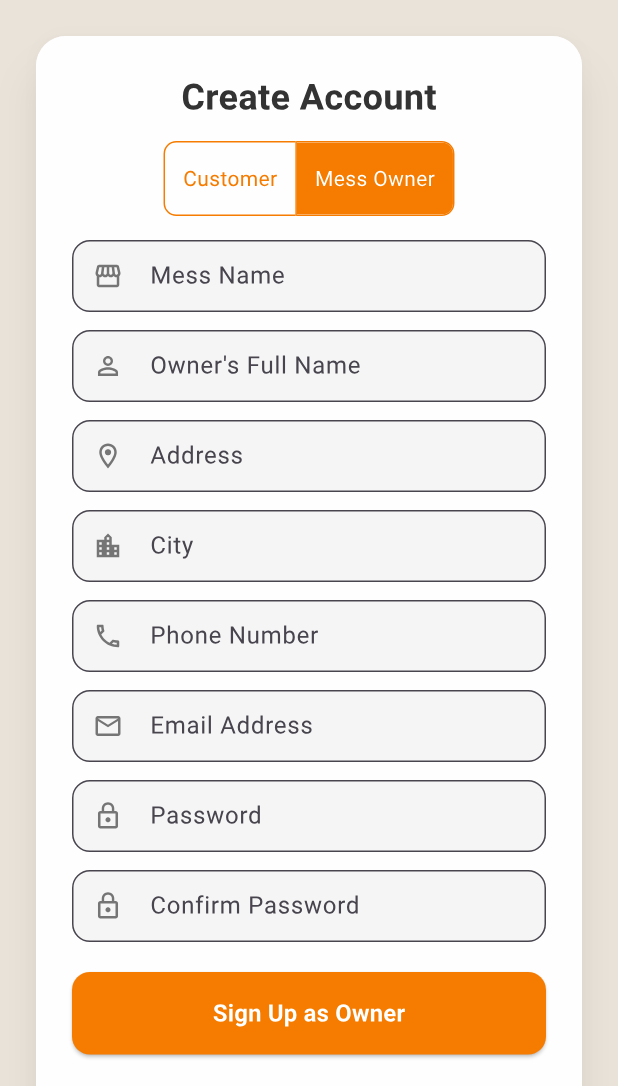
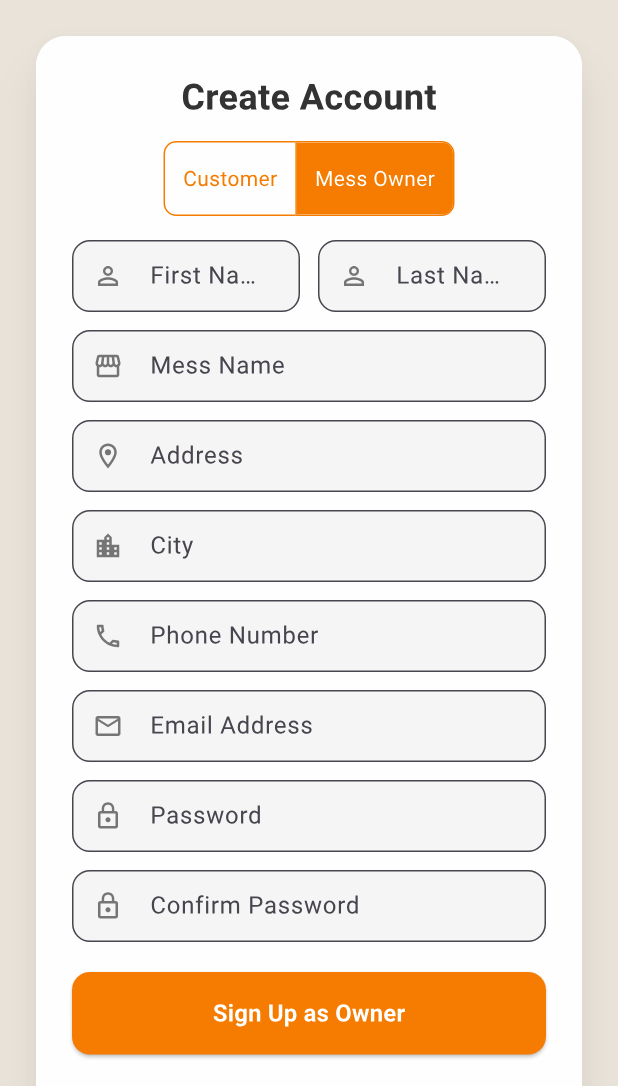
Before and after one commit to DevTamakuwala/daily-dine-pro-flutter, a Flutter app: the AuthScreen screen opened directly, after a tap on "Don't have an account? Sign Up", after a tap on "Mess Owner", on a phone screen of 412 x 824 dp, the part 150-1236 px from its top. Run offline on Flutter 3.47's test engine with Material 3 defaults, Android fonts, the phone set to English and light mode, and no system bars; our stand-ins replace shared_preferences; missing offline and left inert: encrypt, pointycastle; accounts and stored records are empty; network calls fail; Roboto replaces fonts that are missing (Poppins).

```diff
--- a/lib/Screens/Auth/login_form.dart
+++ b/lib/Screens/Auth/login_form.dart
@@ -10,7 +10,7 @@ import '../../credentials/api_url.dart';
 import '../../widgets/build_flip_button.dart';
 import '../../widgets/build_submit_button.dart';
 import '../../widgets/build_text_form_field.dart';
-import '../mess_dashboard_screen.dart';
+import '../user/mess_owner/mess_dashboard_screen.dart';
 import 'forgot_password_screen.dart';
 
 class LoginForm extends StatefulWidget {
--- a/lib/Screens/Auth/sign_up_form.dart
+++ b/lib/Screens/Auth/sign_up_form.dart
@@ -31,7 +31,8 @@ class _SignupFormState extends State<SignupForm> {
 
   // Mess Owner Controllers
   final _messNameController = TextEditingController();
-  final _ownerNameController = TextEditingController();
+  final _ownerFirstNameController = TextEditingController();
+  final _ownerLastNameController = TextEditingController();
   final _addressController = TextEditingController();
   final _cityController = TextEditingController();
   final _ownerPasswordController = TextEditingController();
@@ -51,7 +52,8 @@ class _SignupFormState extends State<SignupForm> {
   @override
   void dispose() {
     _messNameController.dispose();
-    _ownerNameController.dispose();
+    _ownerFirstNameController.dispose();
+    _ownerLastNameController.dispose();
     _addressController.dispose();
     _cityController.dispose();
     _signupPhoneController.dispose();
@@ -126,17 +128,32 @@ class _SignupFormState extends State<SignupForm> {
         key: const ValueKey('messOwnerForm'),
         mainAxisSize: MainAxisSize.min,
         children: [
+          Row(
+            children: [
+              Expanded(
+                child: buildTextFormField(
+                    controller: _ownerFirstNameController,
+                    label: "First Name",
+                    icon: Icons.person_outline,
+                    validator: (v) => v!.isEmpty ? "First Name is required" : null),
+              ),
+              const SizedBox(width: 12),
+              Expanded(
+                child: buildTextFormField(
+                    controller: _ownerLastNameController,
+                    label: "Last Name",
+                    icon: Icons.person_outline,
+                    validator: (v) => v!.isEmpty ? "Last Name is required" : null),
+              ),
+            ],
+          ),
+          const SizedBox(height: 12),
+
           buildTextFormField(
               controller: _messNameController,
               label: "Mess Name",
               icon: Icons.storefront,
               validator: (v) => v!.isEmpty ? "Mess Name is required" : null),
-          const SizedBox(height: 12),
-          buildTextFormField(
-              controller: _ownerNameController,
-              label: "Owner's Full Name",
-              icon: Icons.person_outline,
-              validator: (v) => v!.isEmpty ? "Owner's Name is required" : null),
           const SizedBox(height: 12),
           buildTextFormField(
               controller: _addressController,
@@ -185,7 +202,9 @@ class _SignupFormState extends State<SignupForm> {
                   ? "Passwords do not match"
                   : null),
           const SizedBox(height: 20),
-          buildSubmitButton(label: "Sign Up as Owner", onPressed: () {}),
+          buildSubmitButton(label: "Sign Up as Owner", onPressed: () {
+            //TODO: Mess owner sign up
+          }),
         ],
       ),
     );
@@ -323,4 +342,6 @@ class _SignupFormState extends State<SignupForm> {
       );
     }
   }
+
+  //TODO: Mess owner sign up
 }
--- a/lib/Screens/splash_screen.dart
+++ b/lib/Screens/splash_screen.dart
@@ -8,7 +8,7 @@ import 'package:http/http.dart' as http;
 import '../credentials/api_url.dart';
 import '../encryption/encrypt_text.dart';
 import '../enums/user_types.dart';
-import 'mess_dashboard_screen.dart';
+import 'user/mess_owner/mess_dashboard_screen.dart';
 
 class SplashScreen extends StatefulWidget {
   const SplashScreen({super.key});
--- a/lib/Screens/mess_dashboard_screen.dart
+++ b/lib/Screens/user/mess_owner/mess_dashboard_screen.dart
@@ -1,11 +1,13 @@
 import 'package:dailydine/Screens/Auth/auth_screen.dart';
 import 'package:flutter/material.dart';
 import 'package:shared_preferences/shared_preferences.dart';
-import '../animations/animated_background.dart';
+
+import '../../../animations/animated_background.dart';
 
 // The main dashboard screen widget, now a StatefulWidget
 class MessDashboardScreen extends StatefulWidget {
   final String token;
+
   const MessDashboardScreen({super.key, required this.token});
 
   @override
@@ -34,7 +36,8 @@ class _MessDashboardScreenState extends State<MessDashboardScreen> {
                     children: [
                       const CircleAvatar(
                         radius: 25,
-                        backgroundImage: NetworkImage('https://placehold.co/100x100/EFEFEF/333333?text=Logo'),
+                        backgroundImage: NetworkImage(
+                            'https://placehold.co/100x100/EFEFEF/333333?text=Logo'),
                         backgroundColor: Colors.white,
                       ),
                       const SizedBox(width: 15),
@@ -43,7 +46,8 @@ class _MessDashboardScreenState extends State<MessDashboardScreen> {
                         children: [
                           Text(
                             "Welcome Back!",
-                            style: TextStyle(color: Colors.grey.shade600, fontSize: 14),
+                            style: TextStyle(
+                                color: Colors.grey.shade600, fontSize: 14),
                           ),
                           Text(
                             messName, // Using the state variable
@@ -57,17 +61,28 @@ class _MessDashboardScreenState extends State<MessDashboardScreen> {
                       ),
                       const Spacer(),
                       IconButton(
-                        icon: const Icon(Icons.notifications_outlined, size: 28),
+                        icon:
+                            const Icon(Icons.notifications_outlined, size: 28),
                         onPressed: () async {
-                          SharedPreferences prefs = await SharedPreferences.getInstance();
+                          SharedPreferences prefs =
+                              await SharedPreferences.getInstance();
                           prefs.clear();
                           Navigator.pop(context);
-                          if (mounted) {
-                            Navigator.pushReplacement(
-                              context,
-                              MaterialPageRoute(builder: (context) => AuthScreen(screenSize: MediaQuery.of(context).size)),
-                            );
-                          }
+                          Navigator.push(
+                            context,
+                            MaterialPageRoute(
+                              builder: (builder) => AuthScreen(
+                                  screenSize: MediaQuery.of(context).size),
+                            ),
+                          );
+                          // if (mounted) {
+                          //   Navigator.pushReplacement(
+                          //     context,
+                          //     MaterialPageRoute(
+                          //         builder: (context) => AuthScreen(
+                          //             screenSize: MediaQuery.of(context).size)),
+                          //   );
+                          // }
                         },
                       ),
                     ],
@@ -123,7 +138,10 @@ class _MessDashboardScreenState extends State<MessDashboardScreen> {
                       // --- Quick Actions Section ---
                       Text(
                         "Quick Actions",
-                        style: TextStyle(fontSize: 18, fontWeight: FontWeight.bold, color: Colors.grey.shade800),
+                        style: TextStyle(
+                            fontSize: 18,
+                            fontWeight: FontWeight.bold,
+                            color: Colors.grey.shade800),
                       ),
                       const SizedBox(height: 16),
                       const Row(
@@ -210,7 +228,8 @@ class _SummaryCard extends StatelessWidget {
               ),
               Text(
                 value,
-                style: const TextStyle(fontSize: 20, fontWeight: FontWeight.bold),
+                style:
+                    const TextStyle(fontSize: 20, fontWeight: FontWeight.bold),
               ),
             ],
           ),
@@ -233,7 +252,10 @@ class _TodayMenuSection extends StatelessWidget {
         children: [
           Text(
             "Today's Menu",
-            style: TextStyle(fontSize: 18, fontWeight: FontWeight.bold, color: Colors.grey.shade800),
+            style: TextStyle(
+                fontSize: 18,
+                fontWeight: FontWeight.bold,
+                color: Colors.grey.shade800),
           ),
           const SizedBox(height: 12),
           Container(
@@ -276,6 +298,7 @@ class _TodayMenuSection extends StatelessWidget {
 // Displays a list of menu items for a specific meal
 class _MenuList extends StatelessWidget {
   final List<String> items;
+
   const _MenuList({required this.items});
 
   @override
--- a/lib/credentials/api_url.dart
+++ b/lib/credentials/api_url.dart
@@ -1,2 +1,2 @@
-String url = "https://dailydinebackend.azurewebsites.net/api/";
-// String url = "http://192.168.1.9:8080/api/";
+// String url = "https://dailydinebackend.azurewebsites.net/api/";
+String url = "http://192.168.1.9:8080/api/";
--- a/lib/widgets/build_text_form_field.dart
+++ b/lib/widgets/build_text_form_field.dart
@@ -4,6 +4,7 @@ Widget buildTextFormField({
   required TextEditingController controller,
   required String label,
   required IconData icon,
+  IconData? suffixIcon,
   bool obscureText = false,
   TextInputType? keyboardType,
   String? Function(String?)? validator,
@@ -18,6 +19,7 @@ Widget buildTextFormField({
       prefixIcon: Icon(icon, color: Colors.grey.shade600, size: 20),
       border: OutlineInputBorder(borderRadius: BorderRadius.circular(12)),
       filled: true,
+      // suffixIcon: IconButton(onPressed: (){}, icon: Icon.suffixIcon),
       fillColor: Colors.grey.shade100,
       contentPadding: const EdgeInsets.symmetric(vertical: 12, horizontal: 16),
     ),
```
